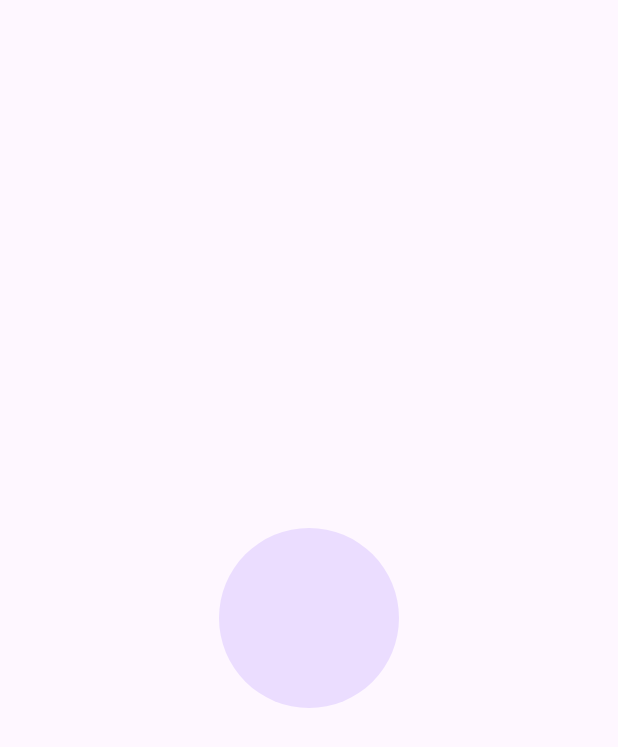
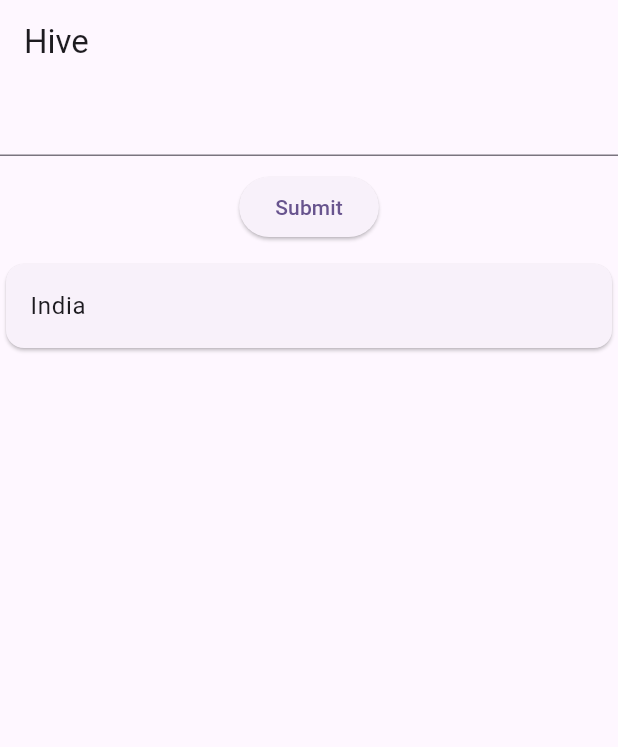
Before and after one commit to muhib95/todo_provider, a Flutter app: the screen it shows after launch, on a phone screen of 412 x 824 dp. Shown: the top 747 px of the screen. Run offline on Flutter 3.47's test engine with Material 3 defaults, Android fonts, the phone set to English and light mode, and no system bars; our stand-ins replace hive, hive_flutter, image_picker, shared_preferences; missing offline and left inert: mqtt_client, msh_checkbox; accounts and stored records are empty.

Commit message:
hive db add

```diff
--- a/lib/main.dart
+++ b/lib/main.dart
@@ -5,12 +5,17 @@ import 'package:provider/provider.dart';
 import 'package:todo_provider/Provider/counter_provider.dart';
 import 'package:todo_provider/Provider/imagepicker_provider.dart';
 import 'package:todo_provider/Provider/todo_provider.dart';
-import 'package:todo_provider/view/Counter/counter_screen.dart';
-import 'package:todo_provider/view/image_upload/image_upload.dart';
-import 'package:todo_provider/view/register.dart';
-import 'package:todo_provider/view/screen/home_screen.dart';
+import 'package:todo_provider/view/hive_screen.dart';
+import 'package:hive/hive.dart';
+import 'package:hive_flutter/hive_flutter.dart';
 
-void main() {
+Future<void> main() async {
+  WidgetsFlutterBinding.ensureInitialized();
+  await Hive.initFlutter();
+  Box box = await Hive.openBox('country-list');
+  box.put('country', 'Bangladesh');
+  box.put('country', 'India');
+  print('From hive: ${box.get('country')}');
   runApp(
     MultiProvider(providers: [
       ChangeNotifierProvider(create: (context) => TodoProvider()),
@@ -34,7 +39,7 @@ class MyApp extends StatelessWidget {
         colorScheme: ColorScheme.fromSeed(seedColor: Colors.deepPurple),
         useMaterial3: true,
       ),
-      home: Register(),
+      home: HiveScreen(),
     );
   }
 }
--- /dev/null
+++ b/lib/view/hive_screen.dart
@@ -0,0 +1,66 @@
+import 'package:flutter/material.dart';
+import 'package:hive/hive.dart';
+import 'package:hive_flutter/hive_flutter.dart';
+
+class HiveScreen extends StatefulWidget {
+  const HiveScreen({super.key});
+
+  @override
+  State<HiveScreen> createState() => _HiveScreenState();
+}
+
+class _HiveScreenState extends State<HiveScreen> {
+  final TextEditingController _controller = TextEditingController();
+
+  List _country = ['Bangladesh', 'India'];
+  Box? _countryBox;
+
+  @override
+  void initState() {
+    _countryBox = Hive.box('country-list');
+    super.initState();
+  }
+
+  @override
+  Widget build(BuildContext context) {
+    return Scaffold(
+      appBar: AppBar(
+        title: Text('Hive'),
+      ),
+      body: Column(
+        children: [
+          TextFormField(
+            controller: _controller,
+          ),
+          SizedBox(
+            height: 10,
+          ),
+          ElevatedButton(
+              onPressed: () {
+                _countryBox?.add(_controller.text);
+              },
+              child: Text('Submit')),
+          SizedBox(
+            height: 10,
+          ),
+          Expanded(
+              child: ValueListenableBuilder(
+            valueListenable: Hive.box('country-list').listenable(),
+            builder: (context, value, child) {
+              return ListView.builder(
+                itemCount: _countryBox?.keys.toList().length,
+                itemBuilder: (context, index) {
+                  return Card(
+                    child: ListTile(
+                      title: Text(_countryBox?.getAt(index)),
+                    ),
+                  );
+                },
+              );
+            },
+          ))
+        ],
+      ),
+    );
+  }
+}
--- a/pubspec.yaml
+++ b/pubspec.yaml
@@ -39,6 +39,9 @@ dependencies:
   msh_checkbox: ^2.0.1
   shared_preferences: ^2.3.2
   image_picker: ^1.1.2
+  mqtt_client: ^10.5.1
+  hive: ^2.2.3
+  hive_flutter: ^1.1.0
 
 dev_dependencies:
   flutter_test:
```
Also changed, not shown: lib/utils/mqtt_service.dart (added, +80 -0 lines), lib/view/mqtt/mqtt_screen.dart (added, +46 -0 lines), pubspec.lock.
